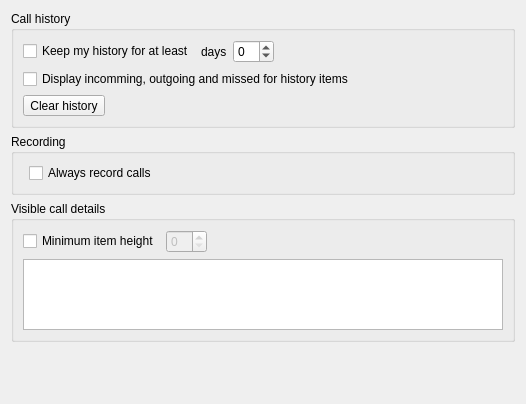
First picture: the form in src/conf/dlggeneralbase.ui, repository KDE/ring-kde, before the edit.
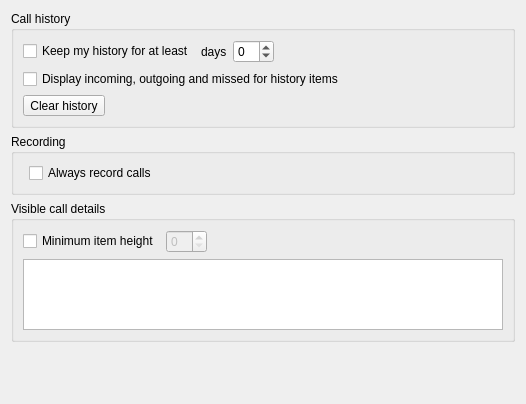
Second picture: the form after the edit. Custom widgets are drawn as their Qt base class.

What changed in the file:
```diff
--- a/src/conf/dlggeneralbase.ui
+++ b/src/conf/dlggeneralbase.ui
@@ -84,7 +84,7 @@
       <item row="1" column="0">
        <widget class="QCheckBox" name="kcfg_displayHistoryStatus">
         <property name="text">
-         <string>Display incomming, outgoing and missed for history items</string>
+         <string>Display incoming, outgoing and missed for history items</string>
         </property>
        </widget>
       </item>
```
